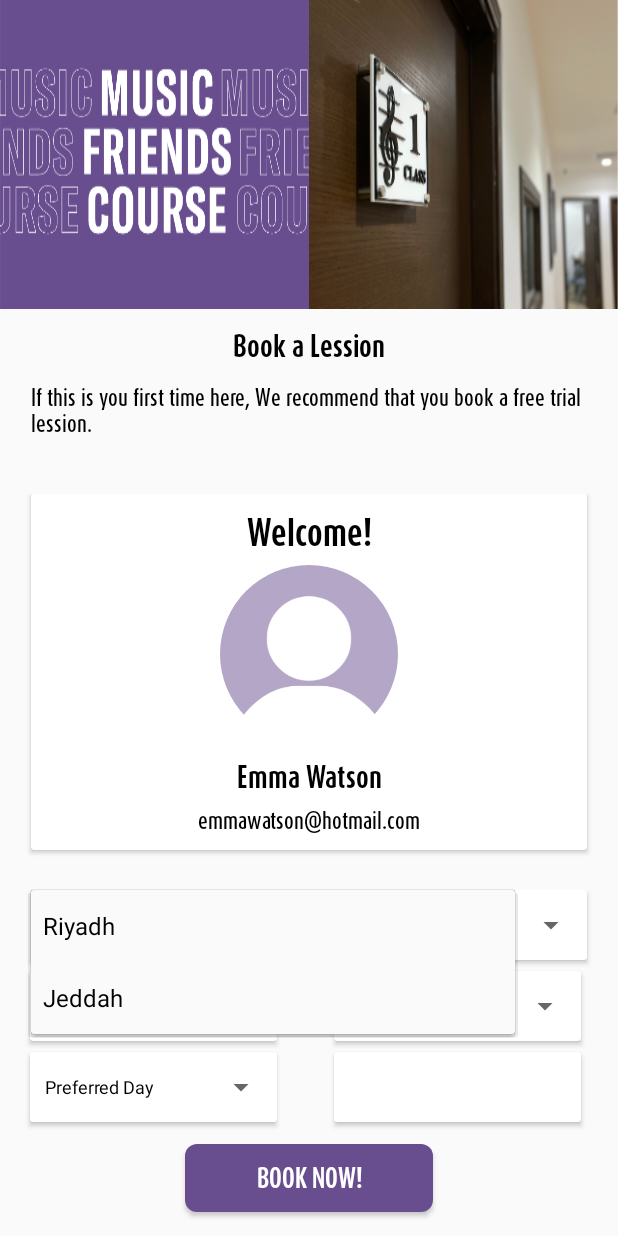
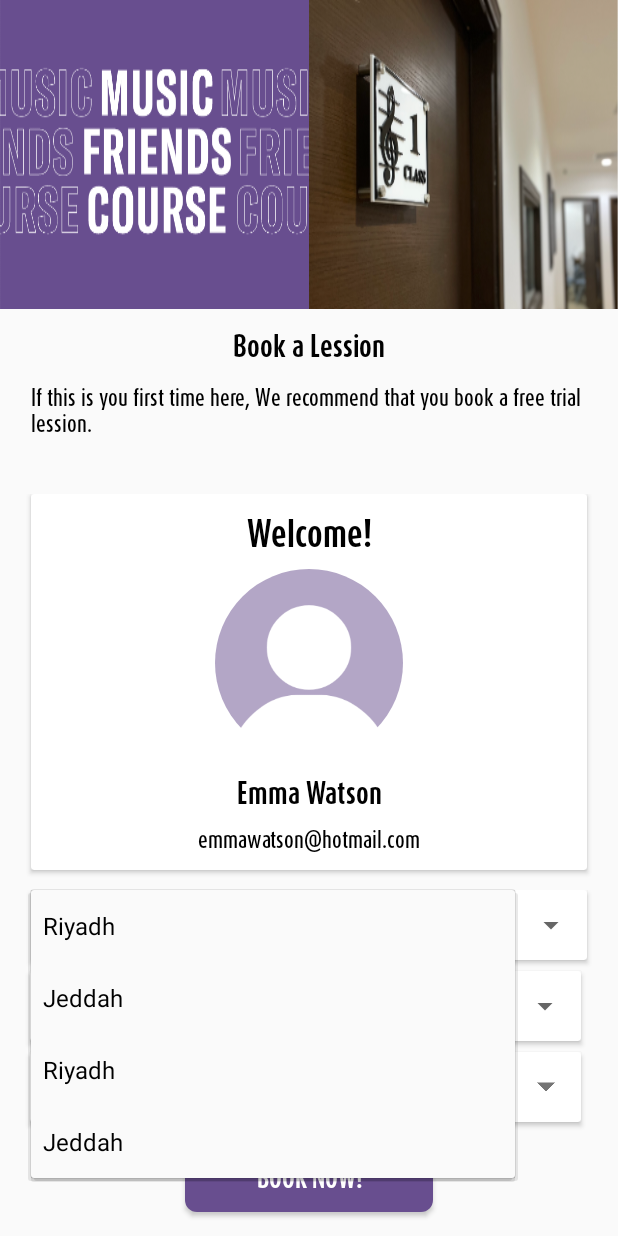
Before and after one commit to Sandeep-svf/yamaha, an Android app: the fragment BookingFragment shown on its own in the app's theme, after a tap on "Please select city", on a phone screen of 412 x 824 dp. Run offline under Robolectric (Android 15) with nearby library versions, the phone set to English and light mode, and no system bars; our stand-ins replace CircleImageView; pictures from the network do not load.

Commit message:
lost code recoverd on 7 october

```diff
--- a/app/src/main/AndroidManifest.xml
+++ b/app/src/main/AndroidManifest.xml
@@ -19,6 +19,9 @@
         android:roundIcon="@mipmap/ic_launcher_round"
         android:supportsRtl="true"
         android:theme="@style/Theme.Yamaha">
+        <activity
+            android:name=".utility.WebviewActivity"
+            android:exported="true" />
         <activity
             android:name=".feestructure.FeeStructureFragment"
             android:exported="true" />
@@ -42,7 +45,7 @@
         </activity>
         <activity
             android:name=".MainActivity"
-            android:exported="true"></activity>
+            android:exported="true" />
     </application>
 
 </manifest>
--- a/app/src/main/java/com/webnmobapps/yamaha/booking/BookingFragment.java
+++ b/app/src/main/java/com/webnmobapps/yamaha/booking/BookingFragment.java
@@ -21,6 +21,7 @@ import android.view.LayoutInflater;
 import android.view.View;
 import android.view.ViewGroup;
 import android.widget.ArrayAdapter;
+import android.widget.TextView;
 import android.widget.TimePicker;
 import android.widget.Toast;
 
@@ -35,6 +36,8 @@ import java.util.List;
 
 
 public class BookingFragment extends Fragment {
+
+
 
 
     List<String> city_list = new ArrayList<>();
@@ -52,6 +55,9 @@ public class BookingFragment extends Fragment {
 
     AppCompatSpinner city_spin, course_spin, course_type_spin, prefered_day_spin;
 
+
+
+
     @Override
     public View onCreateView(LayoutInflater inflater, ViewGroup container,
                              Bundle savedInstanceState) {
@@ -59,14 +65,26 @@ public class BookingFragment extends Fragment {
         View view = inflater.inflate(R.layout.fragment_booking, container, false);
 
         inits(view);
+
+
+
+
+
+
+
+
         add_data_in_cityList();
         add_data_in_course_lis();
         add_data_in_course_type_list();
         add_data_in_day_list();
 
+        //default
+        prefered_time_spin.setText(getResources().getString(R.string.preferred_time));
+
 
         sharedPreferences = getActivity().getSharedPreferences("LANGUAGE_NAME", Context.MODE_PRIVATE);
         language = sharedPreferences.getString("language", "");
+        StaticKey.languageData=language;
 
 
         Log.e("check_language", "Sesssion 1" + "language is: " + language);
@@ -81,6 +99,7 @@ public class BookingFragment extends Fragment {
             typeface = ResourcesCompat.getFont(getActivity(), R.font.daxcompact_medium);
             book_tx2.setTypeface(typeface);
             user_email_book.setTypeface(typeface);
+            prefered_time_spin.setTypeface(typeface);
 
         } else if (StaticKey.languageAr.equals(language)) {
             typeface = ResourcesCompat.getFont(getActivity(), R.font.cairo_bold);
@@ -92,6 +111,7 @@ public class BookingFragment extends Fragment {
             typeface = ResourcesCompat.getFont(getActivity(), R.font.cairo_medium);
             book_tx2.setTypeface(typeface);
             user_email_book.setTypeface(typeface);
+            prefered_time_spin.setTypeface(typeface);
 
 
         } else {
@@ -100,8 +120,12 @@ public class BookingFragment extends Fragment {
         }
 
 
-        Glide.with(getActivity()).load(R.drawable.music_friend_course_image).placeholder(R.drawable.ic_launcher_background).into(book_imag_1);
-        Glide.with(getActivity()).load(R.drawable.book_banner2).placeholder(R.drawable.ic_launcher_background).into(book_imag_2);
+        try {
+            Glide.with(getActivity()).load(R.drawable.music_friend_course_image).placeholder(R.drawable.ic_launcher_background).into(book_imag_1);
+            Glide.with(getActivity()).load(R.drawable.book_banner2).placeholder(R.drawable.ic_launcher_background).into(book_imag_2);
+        } catch (Exception exception) {
+            exception.printStackTrace();
+        }
 
         prefered_time_spin.setOnClickListener(new View.OnClickListener() {
             @Override
@@ -165,7 +189,7 @@ public class BookingFragment extends Fragment {
             }
         };
         TimePickerDialog timePickerDialog = new TimePickerDialog(getActivity(), android.R.style.Theme_Holo_Light_Dialog_NoActionBar, myTimeListener, hour, minute, true);
-        timePickerDialog.setTitle("Choose hour:");
+        timePickerDialog.setTitle(getResources().getString(R.string.get_hours));
         timePickerDialog.getWindow().setBackgroundDrawableResource(android.R.color.transparent);
         timePickerDialog.show();
 
@@ -176,6 +200,7 @@ public class BookingFragment extends Fragment {
 
 
     private void add_data_in_day_list() {
+        day_list = new ArrayList<>();
         day_list.add(getResources().getString(R.string.sunday));
         day_list.add(getResources().getString(R.string.monday));
         day_list.add(getResources().getString(R.string.tuesday));
@@ -186,6 +211,7 @@ public class BookingFragment extends Fragment {
     }
 
     private void add_data_in_course_type_list() {
+        course_type_list = new ArrayList<>();
         course_type_list.add(getResources().getString(R.string.type_a));
         course_type_list.add(getResources().getString(R.string.type_b));
         course_type_list.add(getResources().getString(R.string.type_c));
@@ -196,6 +222,7 @@ public class BookingFragment extends Fragment {
 
     @SuppressLint("ResourceType")
     private void add_data_in_course_lis() {
+        course_list = new ArrayList<>();
         course_list.add(getResources().getString(R.string.juniour_course));
         course_list.add(getResources().getString(R.string.yamaha_piano_course));
         course_list.add(getResources().getString(R.string.yamaha_guitar_course));
@@ -204,6 +231,7 @@ public class BookingFragment extends Fragment {
     }
 
     private void add_data_in_cityList() {
+        city_list = new ArrayList<>();
         city_list.add(getResources().getString(R.string.riyadh));
         city_list.add(getResources().getString(R.string.jeddah));
     }
@@ -230,22 +258,69 @@ public class BookingFragment extends Fragment {
 
  class spinnerAdapter extends ArrayAdapter<String>
 {
-    protected spinnerAdapter(Context context, int textViewResourceId, List<String> smonking)
+
+
+    protected spinnerAdapter(Context context, int textViewResourceId, List<String> items)
     {
-        super(context, textViewResourceId);
+        super(context, textViewResourceId,items);
     }
 
 
     @NonNull
     @Override
     public View getView(int position, @Nullable View convertView, @NonNull ViewGroup parent) {
-        return super.getView(position, convertView, parent);
+       // return super.getView(position, convertView, parent);
+
+        Typeface typeface = null;
+        try {
+            typeface = set_method_body();
+            Log.e("try_catch","TRY"+ "SUCCESS");
+        } catch (Exception exception) {
+             exception.printStackTrace();
+             Log.e("try_catch","Catch"+ exception);
+        }
+
+        TextView view = (TextView) super.getView(position, convertView, parent);
+        view.setTypeface(typeface);
+        return view;
+
+
+    }
+
+    private Typeface set_method_body() {
+        String language = StaticKey.languageData;
+
+        Typeface font = null;
+
+        if(language.equals(StaticKey.languageEn)){
+            // font = Typeface.createFromAsset(getContext().getAssets(), "font/daxcompact_medium.otf");
+            font = ResourcesCompat.getFont(getContext(), R.font.daxcompact_medium);
+        }else if(language.equals(StaticKey.languageAr)){
+            //font = Typeface.createFromAsset(getContext().getAssets(), "font/cairo_medium.ttf");
+            font = ResourcesCompat.getFont(getContext(), R.font.cairo_medium);
+        }
+
+        return font;
     }
 
 
     @Override
     public View getDropDownView(int position, @Nullable View convertView, @NonNull ViewGroup parent) {
-        return super.getDropDownView(position, convertView, parent);
+        //return super.getDropDownView(position, convertView, parent);
+
+        Typeface typeface = null;
+        try {
+            typeface = set_method_body();
+            Log.e("try_catch","TRY1"+ "SUCCESS");
+        } catch (Exception exception) {
+            exception.printStackTrace();
+            Log.e("try_catch","Catch2"+ exception);
+        }
+
+        TextView view = (TextView) super.getDropDownView(position, convertView, parent);
+        view.setTypeface(typeface);
+        return view;
+
     }
 
     @Override
--- a/app/src/main/java/com/webnmobapps/yamaha/courses/CourseFragment.java
+++ b/app/src/main/java/com/webnmobapps/yamaha/courses/CourseFragment.java
@@ -38,6 +38,8 @@ public class CourseFragment extends Fragment {
     private String language = StaticKey.languageEn;
 
 
+
+
     @Override
     public View onCreateView(LayoutInflater inflater, ViewGroup container,
                              Bundle savedInstanceState) {
@@ -45,7 +47,7 @@ public class CourseFragment extends Fragment {
         View view =  inflater.inflate(R.layout.fragment_course, container, false);
         intis(view);
 
-
+        coourseListModelList = new ArrayList<>();
 
         sharedPreferences= getActivity().getSharedPreferences("LANGUAGE_NAME", Context.MODE_PRIVATE);
         language=sharedPreferences.getString("language","");
@@ -115,4 +117,6 @@ public class CourseFragment extends Fragment {
         course_banner_image = view.findViewById(R.id.course_banner_image);
         rcv_courses = view.findViewById(R.id.rcv_courses);
     }
+
+
 }
--- a/app/src/main/java/com/webnmobapps/yamaha/profile/ProfileFragment.java
+++ b/app/src/main/java/com/webnmobapps/yamaha/profile/ProfileFragment.java
@@ -64,6 +64,8 @@ public class ProfileFragment extends Fragment {
     private String language = StaticKey.languageEn;
     Typeface typeface;
 
+    ConstraintLayout setting_layout;
+
 
     @Override
     public View onCreateView(LayoutInflater inflater, ViewGroup container,
@@ -90,7 +92,6 @@ public class ProfileFragment extends Fragment {
             schedule_text.setTypeface(typeface);
             payment_text.setTypeface(typeface);
             setting_text.setTypeface(typeface);
-
             lagout_text.setTypeface(typeface);
 
 
@@ -139,12 +140,14 @@ public class ProfileFragment extends Fragment {
                     change_password_layout.setVisibility(View.VISIBLE);
                     language_layout.setVisibility(View.VISIBLE);
                     city_layout.setVisibility(View.VISIBLE);
+                    setting_layout.setBackgroundResource(R.color.purple_app_theam_color);
                     settingsFlag = false;
                 } else {
                     account_information_layout.setVisibility(View.GONE);
                     change_password_layout.setVisibility(View.GONE);
                     language_layout.setVisibility(View.GONE);
                     city_layout.setVisibility(View.GONE);
+                    setting_layout.setBackgroundResource(R.color.white);
                     settingsFlag = true;
                 }
             }
@@ -237,6 +240,7 @@ public class ProfileFragment extends Fragment {
      */
     private void initViews(View view) {
 
+        setting_layout = view.findViewById(R.id.setting_layout);
         schedule_text = view.findViewById(R.id.schedule_text);
         payment_text = view.findViewById(R.id.payment_text);
         setting_text = view.findViewById(R.id.setting_text);
--- a/app/src/main/java/com/webnmobapps/yamaha/utility/StaticKey.java
+++ b/app/src/main/java/com/webnmobapps/yamaha/utility/StaticKey.java
@@ -10,6 +10,7 @@ public class StaticKey {
 
     public static final String languageEn = "en";
     public static final String languageAr = "ar";
+    public static  String languageData ;
 
     public static void setLocale(Activity activity, String languageCode) {
         Locale locale = new Locale(languageCode);
--- a/app/src/main/res/layout/fragment_booking.xml
+++ b/app/src/main/res/layout/fragment_booking.xml
@@ -129,7 +129,7 @@
             app:layout_constraintVertical_bias="0"
 
             app:layout_constraintWidth_percent="0.9"
-            app:layout_constraintHeight_percent="0.9"
+            app:layout_constraintHeight_percent="0.95"
 
 
             >
@@ -454,6 +454,11 @@
                     android:layout_height="match_parent"
 
 
+                    android:textSize="@dimen/default_text_size_12dp"
+                    android:textColor="@color/black"
+                    android:gravity="center_vertical"
+                    android:padding="10dp"
+
                     app:layout_constraintBottom_toBottomOf="parent"
                     app:layout_constraintEnd_toEndOf="parent"
                     app:layout_constraintStart_toStartOf="parent"
@@ -463,7 +468,20 @@
                     >
 
                 </androidx.appcompat.widget.AppCompatTextView>
+                <androidx.appcompat.widget.AppCompatImageView
+                    android:layout_width="12dp"
+                    android:layout_height="12dp"
+                    android:src="@drawable/drop_down_arrow"
+                    android:tint="@color/spinner_drop_down_arrow_color"
+                    app:layout_constraintTop_toTopOf="parent"
+                    app:layout_constraintBottom_toBottomOf="parent"
+                    app:layout_constraintEnd_toEndOf="parent"
+                    app:layout_constraintStart_toStartOf="parent"
+                    app:layout_constraintHorizontal_bias="0.885"
 
+                    >
+
+                </androidx.appcompat.widget.AppCompatImageView>
 
             </androidx.constraintlayout.widget.ConstraintLayout>
         </androidx.cardview.widget.CardView>
--- a/app/src/main/res/layout/fragment_profile.xml
+++ b/app/src/main/res/layout/fragment_profile.xml
@@ -278,6 +278,7 @@
                 app:layout_constraintHeight_percent="0.1"
                 >
                 <androidx.constraintlayout.widget.ConstraintLayout
+                    android:id="@+id/setting_layout"
                     android:layout_width="match_parent"
                     android:layout_height="match_parent"
                     app:layout_constraintStart_toStartOf="parent"
--- a/app/src/main/res/values/colors.xml
+++ b/app/src/main/res/values/colors.xml
@@ -13,4 +13,5 @@
     <color name="card_view_bg_course_color">#F5F5F5</color>
     <color name="dark_white_fee_structure">#E6E7E8</color>
     <color name="dark_white_schedule_list">#BCBEC0</color>
+    <color name="spinner_drop_down_arrow_color">#757575</color>
 </resources>
```
Also changed, not shown: app/src/main/java/com/webnmobapps/yamaha/more/MoreFragment.java (+41 -8 lines), app/src/main/java/com/webnmobapps/yamaha/utility/WebviewActivity.java (added, +87 -0 lines), app/src/main/res/layout/activity_webview.xml (added, +15 -0 lines), app/src/main/res/layout/fragment_more.xml (+19 -16 lines), app/src/main/res/values/strings.xml (+5 -24 lines), app/src/main/res/drawable/drop_down_arrow.png (added), app/src/main/res/drawable/facebook.png, app/src/main/res/drawable/instagram.png, app/src/main/res/drawable/twitter.png, 1 other file.
